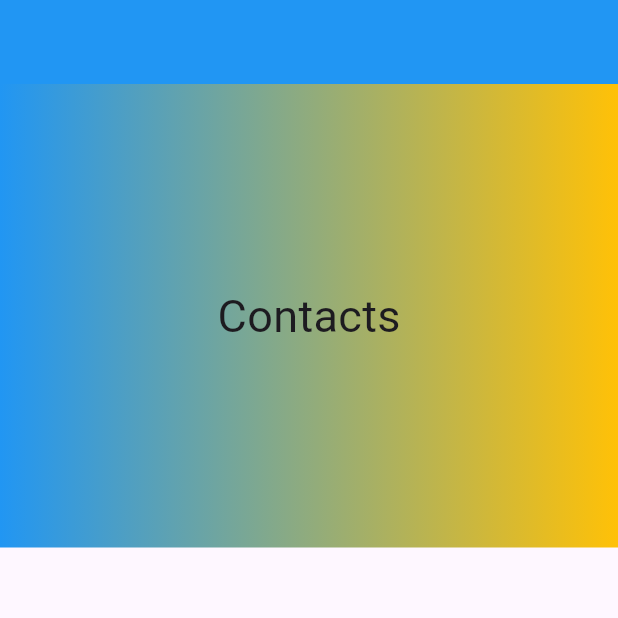
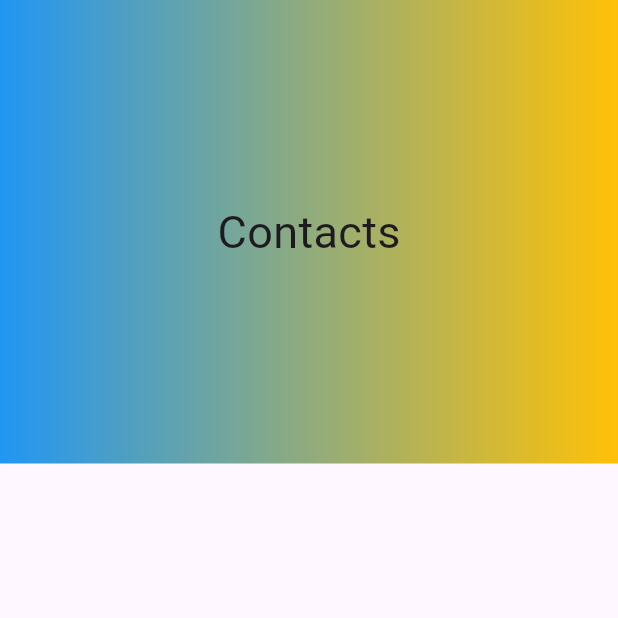
Before and after one commit to xuliang520914/flutter-demo, a Flutter app: the screen it shows after launch, on a phone screen of 412 x 824 dp, the top half of it. Run offline on Flutter 3.47's test engine with Material 2 defaults, Android fonts, the phone set to English and light mode, and no system bars.

```diff
--- a/lib/main.dart
+++ b/lib/main.dart
@@ -30,11 +30,11 @@ class HomePage extends StatefulWidget {
 class _HomePageState extends State<HomePage> {
   @override
   Widget build(BuildContext context) {
-    return Scaffold(
-      appBar: AppBar(
-        backgroundColor: Colors.blue,
-      ),
-      body: const OneUiNestedScrollView(
+    return const Scaffold(
+      // appBar: AppBar(
+      //   backgroundColor: Colors.blue,
+      // ),
+      body: OneUiNestedScrollView(
         // expandedHeight: 400,
         // toolbarHeight: 200,
         expandedWidget: Text(
@@ -42,7 +42,7 @@ class _HomePageState extends State<HomePage> {
           style: TextStyle(fontSize: 30),
         ),
         boxDecoration: BoxDecoration(
-          // color: Colors.blue,
+          color: Colors.blue,
           gradient: LinearGradient(
             colors: [Colors.blue, Colors.amber],
           ),
```
